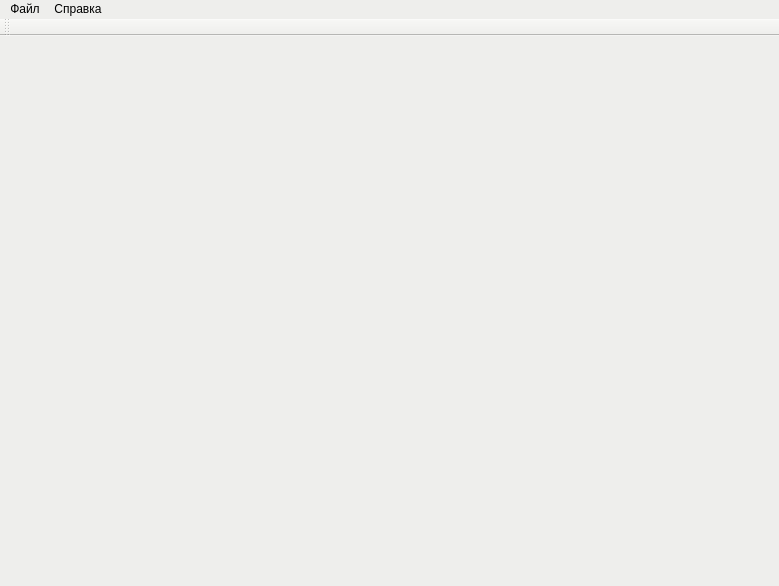
Old version of the form gui/mainwindow.ui in the repository Qinterfly/EvalSig.
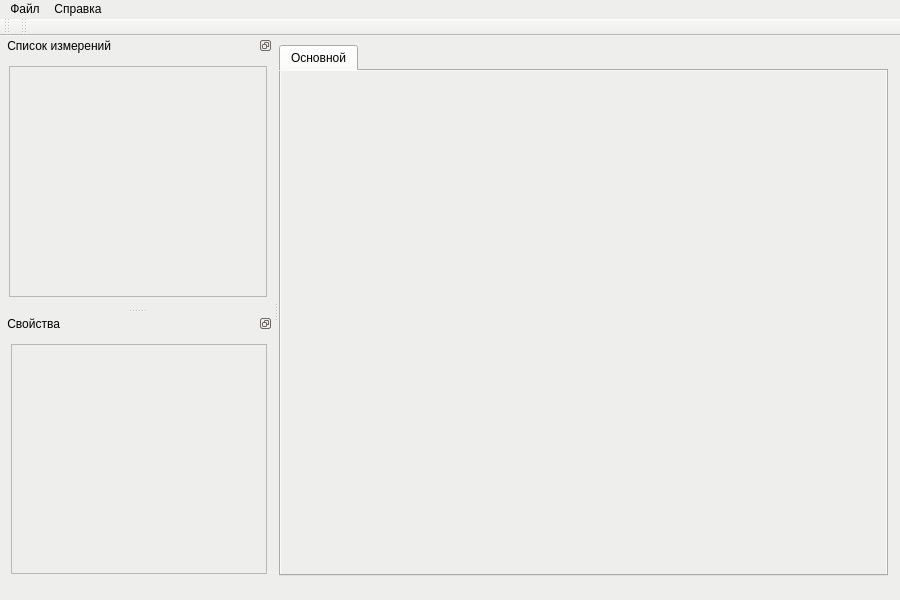
New version of the form. Custom widgets are drawn as their Qt base class.

Commit message: v0.1. Изменен интерфейс графического окна

```diff
--- a/gui/mainwindow.ui
+++ b/gui/mainwindow.ui
@@ -6,8 +6,8 @@
    <rect>
     <x>0</x>
     <y>0</y>
-    <width>779</width>
-    <height>586</height>
+    <width>900</width>
+    <height>600</height>
    </rect>
   </property>
   <property name="windowTitle">
@@ -17,28 +17,95 @@
    <string notr="true">background-color: rgb(238, 238, 236);
 color: rgb(0, 0, 0);</string>
   </property>
-  <widget class="QWidget" name="centralWidget"/>
+  <widget class="QWidget" name="centralWidget">
+   <layout class="QHBoxLayout" name="horizontalLayout_2">
+    <property name="leftMargin">
+     <number>0</number>
+    </property>
+    <property name="topMargin">
+     <number>9</number>
+    </property>
+    <property name="rightMargin">
+     <number>12</number>
+    </property>
+    <property name="bottomMargin">
+     <number>9</number>
+    </property>
+    <item>
+     <layout class="QHBoxLayout" name="centralHorizontalLayout">
+      <property name="spacing">
+       <number>6</number>
+      </property>
+      <item>
+       <widget class="QTabWidget" name="showModeWidget">
+        <property name="sizePolicy">
+         <sizepolicy hsizetype="MinimumExpanding" vsizetype="MinimumExpanding">
+          <horstretch>0</horstretch>
+          <verstretch>0</verstretch>
+         </sizepolicy>
+        </property>
+        <property name="minimumSize">
+         <size>
+          <width>400</width>
+          <height>0</height>
+         </size>
+        </property>
+        <property name="currentIndex">
+         <number>0</number>
+        </property>
+        <widget class="QWidget" name="base">
+         <attribute name="title">
+          <string>Основной</string>
+         </attribute>
+         <layout class="QHBoxLayout" name="horizontalLayout_3">
+          <property name="leftMargin">
+           <number>0</number>
+          </property>
+          <property name="topMargin">
+           <number>0</number>
+          </property>
+          <property name="rightMargin">
+           <number>0</number>
+          </property>
+          <property name="bottomMargin">
+           <number>0</number>
+          </property>
+          <item>
+           <layout class="QHBoxLayout" name="baseHorizontalLayout">
+            <item>
+             <widget class="QCustomPlot" name="widget" native="true"/>
+            </item>
+           </layout>
+          </item>
+         </layout>
+        </widget>
+       </widget>
+      </item>
+     </layout>
+    </item>
+   </layout>
+  </widget>
   <widget class="QMenuBar" name="menuBar">
    <property name="geometry">
     <rect>
      <x>0</x>
      <y>0</y>
-     <width>779</width>
+     <width>900</width>
      <height>27</height>
     </rect>
    </property>
-   <widget class="QMenu" name="menu">
+   <widget class="QMenu" name="file">
     <property name="title">
      <string>Файл</string>
     </property>
    </widget>
-   <widget class="QMenu" name="menu_2">
+   <widget class="QMenu" name="help">
     <property name="title">
      <string>Справка</string>
     </property>
    </widget>
-   <addaction name="menu"/>
-   <addaction name="menu_2"/>
+   <addaction name="file"/>
+   <addaction name="help"/>
   </widget>
   <widget class="QToolBar" name="mainToolBar">
    <attribute name="toolBarArea">
@@ -48,9 +115,198 @@
     <bool>false</bool>
    </attribute>
   </widget>
-  <widget class="QStatusBar" name="statusBar"/>
+  <widget class="QStatusBar" name="statusBar">
+   <property name="sizePolicy">
+    <sizepolicy hsizetype="Preferred" vsizetype="MinimumExpanding">
+     <horstretch>0</horstretch>
+     <verstretch>0</verstretch>
+    </sizepolicy>
+   </property>
+   <property name="minimumSize">
+    <size>
+     <width>0</width>
+     <height>15</height>
+    </size>
+   </property>
+  </widget>
+  <widget class="QToolBar" name="fileManageToolBar">
+   <property name="windowTitle">
+    <string>toolBar</string>
+   </property>
+   <property name="iconSize">
+    <size>
+     <width>24</width>
+     <height>24</height>
+    </size>
+   </property>
+   <attribute name="toolBarArea">
+    <enum>TopToolBarArea</enum>
+   </attribute>
+   <attribute name="toolBarBreak">
+    <bool>false</bool>
+   </attribute>
+  </widget>
+  <widget class="QDockWidget" name="dockFileWidget">
+   <property name="sizePolicy">
+    <sizepolicy hsizetype="MinimumExpanding" vsizetype="MinimumExpanding">
+     <horstretch>0</horstretch>
+     <verstretch>0</verstretch>
+    </sizepolicy>
+   </property>
+   <property name="minimumSize">
+    <size>
+     <width>225</width>
+     <height>236</height>
+    </size>
+   </property>
+   <property name="baseSize">
+    <size>
+     <width>0</width>
+     <height>0</height>
+    </size>
+   </property>
+   <property name="styleSheet">
+    <string notr="true"/>
+   </property>
+   <property name="features">
+    <set>QDockWidget::DockWidgetFloatable|QDockWidget::DockWidgetMovable</set>
+   </property>
+   <property name="allowedAreas">
+    <set>Qt::LeftDockWidgetArea</set>
+   </property>
+   <property name="windowTitle">
+    <string> Список измерений</string>
+   </property>
+   <attribute name="dockWidgetArea">
+    <number>1</number>
+   </attribute>
+   <widget class="QWidget" name="dockFileWidgetContents">
+    <property name="sizePolicy">
+     <sizepolicy hsizetype="MinimumExpanding" vsizetype="MinimumExpanding">
+      <horstretch>0</horstretch>
+      <verstretch>0</verstretch>
+     </sizepolicy>
+    </property>
+    <property name="minimumSize">
+     <size>
+      <width>225</width>
+      <height>0</height>
+     </size>
+    </property>
+    <layout class="QHBoxLayout" name="horizontalLayout_6">
+     <property name="leftMargin">
+      <number>9</number>
+     </property>
+     <property name="rightMargin">
+      <number>6</number>
+     </property>
+     <item>
+      <layout class="QHBoxLayout" name="fileLayout">
+       <item>
+        <widget class="QListView" name="listView">
+         <property name="sizePolicy">
+          <sizepolicy hsizetype="MinimumExpanding" vsizetype="MinimumExpanding">
+           <horstretch>0</horstretch>
+           <verstretch>0</verstretch>
+          </sizepolicy>
+         </property>
+         <property name="minimumSize">
+          <size>
+           <width>0</width>
+           <height>0</height>
+          </size>
+         </property>
+        </widget>
+       </item>
+      </layout>
+     </item>
+    </layout>
+   </widget>
+  </widget>
+  <widget class="QDockWidget" name="dockPropertyWidget">
+   <property name="sizePolicy">
+    <sizepolicy hsizetype="MinimumExpanding" vsizetype="MinimumExpanding">
+     <horstretch>0</horstretch>
+     <verstretch>0</verstretch>
+    </sizepolicy>
+   </property>
+   <property name="minimumSize">
+    <size>
+     <width>225</width>
+     <height>236</height>
+    </size>
+   </property>
+   <property name="baseSize">
+    <size>
+     <width>0</width>
+     <height>0</height>
+    </size>
+   </property>
+   <property name="styleSheet">
+    <string notr="true"/>
+   </property>
+   <property name="features">
+    <set>QDockWidget::DockWidgetFloatable|QDockWidget::DockWidgetMovable</set>
+   </property>
+   <property name="allowedAreas">
+    <set>Qt::LeftDockWidgetArea</set>
+   </property>
+   <property name="windowTitle">
+    <string> Свойства</string>
+   </property>
+   <attribute name="dockWidgetArea">
+    <number>1</number>
+   </attribute>
+   <widget class="QWidget" name="dockPropertyWidgetContents">
+    <property name="sizePolicy">
+     <sizepolicy hsizetype="MinimumExpanding" vsizetype="MinimumExpanding">
+      <horstretch>0</horstretch>
+      <verstretch>0</verstretch>
+     </sizepolicy>
+    </property>
+    <property name="minimumSize">
+     <size>
+      <width>225</width>
+      <height>0</height>
+     </size>
+    </property>
+    <layout class="QHBoxLayout" name="horizontalLayout_5">
+     <property name="rightMargin">
+      <number>6</number>
+     </property>
+     <item>
+      <layout class="QHBoxLayout" name="propertyLayout">
+       <item>
+        <widget class="QTableView" name="tableView">
+         <property name="sizePolicy">
+          <sizepolicy hsizetype="MinimumExpanding" vsizetype="MinimumExpanding">
+           <horstretch>0</horstretch>
+           <verstretch>0</verstretch>
+          </sizepolicy>
+         </property>
+         <property name="minimumSize">
+          <size>
+           <width>0</width>
+           <height>0</height>
+          </size>
+         </property>
+        </widget>
+       </item>
+      </layout>
+     </item>
+    </layout>
+   </widget>
+  </widget>
  </widget>
  <layoutdefault spacing="6" margin="11"/>
+ <customwidgets>
+  <customwidget>
+   <class>QCustomPlot</class>
+   <extends>QWidget</extends>
+   <header>gui/qcustomplot.h</header>
+   <container>1</container>
+  </customwidget>
+ </customwidgets>
  <resources/>
  <connections/>
 </ui>
```
Left out of the diff: 4 changed lines with no effect on the pictures. The commit also changes 7 other files.
